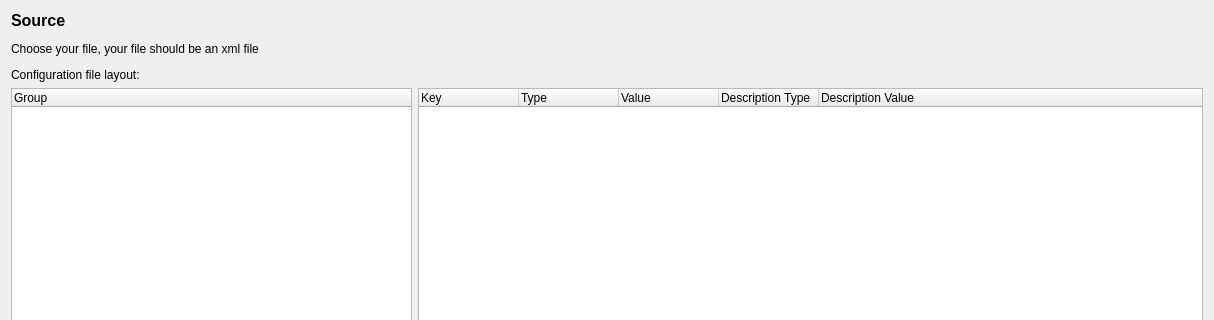
Qt form plasmate/editors/kconfigxt/kconfigxteditor.ui (KDE/plasma-sdk) before a commit; both pictures show x 0 to 1214 and y 0 to 320 of the 1214 by 756 pixel window.
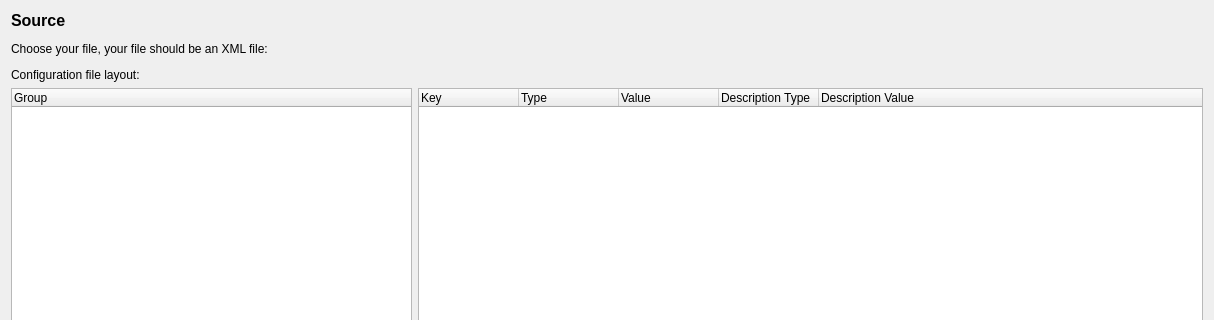
The same form after that commit. Custom widgets are drawn as their Qt base class.

Commit message: simplif/fix strings in .ui files

The edit to the form file:
```diff
--- a/plasmate/editors/kconfigxt/kconfigxteditor.ui
+++ b/plasmate/editors/kconfigxt/kconfigxteditor.ui
@@ -26,7 +26,7 @@
      <item>
       <widget class="QLabel" name="srcLabel2">
        <property name="text">
-        <string>&lt;html&gt;&lt;head/&gt;&lt;body&gt;&lt;p&gt;Choose your file, your file should be an xml file&lt;/p&gt;&lt;/body&gt;&lt;/html&gt;</string>
+        <string>Choose your file, your file should be an XML file:</string>
        </property>
       </widget>
      </item>
```
The commit also changes 3 other files.
